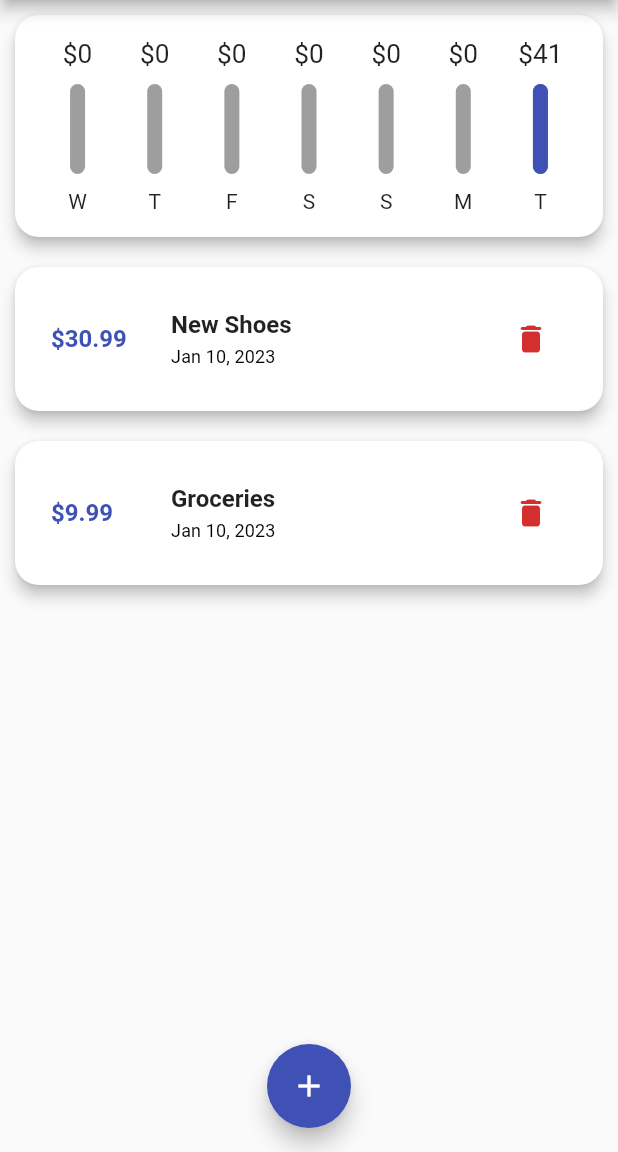
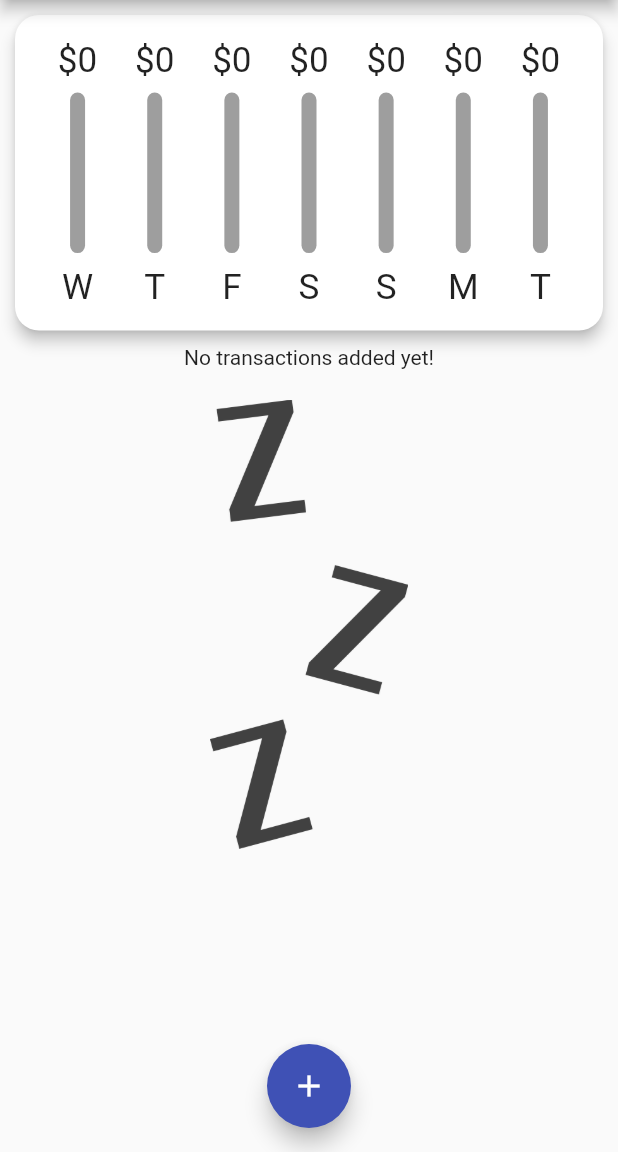
Before and after one commit to fathansantoso30/udemy_expense_tracker, a Flutter app: the screen it shows after launch, on a phone screen of 412 x 824 dp, the part 84-1236 px from its top. Run offline on Flutter 3.47's test engine with Material 2 defaults, Android fonts, the phone set to English and light mode, and no system bars.

Commit message:
final feature

```diff
--- a/lib/main.dart
+++ b/lib/main.dart
@@ -44,20 +44,21 @@ class MyHomePage extends StatefulWidget {
 class _MyHomePageState extends State<MyHomePage> {
   final titleController = TextEditingController();
   final amountController = TextEditingController();
+  bool _showChart = false;
 
   final List<Transaction> _transaction = [
-    Transaction(
-      id: '1',
-      title: 'New Shoes',
-      amount: 30.99,
-      date: DateTime.now(),
-    ),
-    Transaction(
-      id: '2',
-      title: 'Groceries',
-      amount: 9.99,
-      date: DateTime.now(),
-    ),
+    // Transaction(
+    //   id: '1',
+    //   title: 'New Shoes',
+    //   amount: 30.99,
+    //   date: DateTime.now(),
+    // ),
+    // Transaction(
+    //   id: '2',
+    //   title: 'Groceries',
+    //   amount: 9.99,
+    //   date: DateTime.now(),
+    // ),
   ];
 
   List<Transaction> get _recentTransactions {
@@ -105,9 +106,9 @@ class _MyHomePageState extends State<MyHomePage> {
 
   @override
   Widget build(BuildContext context) {
-    return SafeArea(
-      child: Scaffold(
-        appBar: AppBar(
+    final deviceSize = MediaQuery.of(context);
+    final isLandscape = deviceSize.orientation == Orientation.landscape;
+    var appBar2 = AppBar(
       title: const Text('Expense Tracker'),
       actions: [
         IconButton(
@@ -115,15 +116,55 @@ class _MyHomePageState extends State<MyHomePage> {
           icon: const Icon(Icons.add),
         ),
       ],
+    );
+    var txList = Container(
+      height: (deviceSize.size.height -
+              appBar2.preferredSize.height -
+              -deviceSize.padding.top) *
+          0.65,
+      child: TransactionList(
+        transaction: _transaction,
+        removeTransaction: _removeTransaction,
       ),
+    );
+    return SafeArea(
+      child: Scaffold(
+        appBar: appBar2,
         body: SingleChildScrollView(
           child: Column(
+            crossAxisAlignment: CrossAxisAlignment.stretch,
             children: [
-              Chart(recentTransactions: _recentTransactions),
-              TransactionList(
-                transaction: _transaction,
-                removeTransaction: _removeTransaction,
-              )
+              if (isLandscape)
+                Row(
+                  mainAxisAlignment: MainAxisAlignment.center,
+                  children: [
+                    const Text('Show Chart'),
+                    Switch(
+                        value: _showChart,
+                        onChanged: (val) {
+                          setState(() {
+                            _showChart = !_showChart;
+                          });
+                        }),
+                  ],
+                ),
+              if (isLandscape)
+                _showChart
+                    ? Container(
+                        height: (deviceSize.size.height -
+                                appBar2.preferredSize.height -
+                                deviceSize.padding.top) *
+                            0.7,
+                        child: Chart(recentTransactions: _recentTransactions))
+                    : txList,
+              if (!isLandscape)
+                Container(
+                    height: (deviceSize.size.height -
+                            appBar2.preferredSize.height -
+                            deviceSize.padding.top) *
+                        0.3,
+                    child: Chart(recentTransactions: _recentTransactions)),
+              if (!isLandscape) txList,
             ],
           ),
         ),
--- a/lib/widgets/chart_bar.dart
+++ b/lib/widgets/chart_bar.dart
@@ -13,17 +13,19 @@ class ChartBar extends StatelessWidget {
 
   @override
   Widget build(BuildContext context) {
+    return LayoutBuilder(
+      builder: (BuildContext context, BoxConstraints constraints) {
         return Column(
           children: [
             SizedBox(
-            height: 20,
-            child:
-                FittedBox(child: Text('\$${amountSpent.toStringAsFixed(0)}'))),
-        const SizedBox(
-          height: 10,
+                height: constraints.maxHeight * 0.15,
+                child: FittedBox(
+                    child: Text('\$${amountSpent.toStringAsFixed(0)}'))),
+            SizedBox(
+              height: constraints.maxHeight * 0.05,
             ),
             SizedBox(
-          height: 60,
+              height: constraints.maxHeight * 0.6,
               width: 10,
               child: Stack(
                 children: [
@@ -45,11 +47,15 @@ class ChartBar extends StatelessWidget {
                 ],
               ),
             ),
-        const SizedBox(
-          height: 10,
+            SizedBox(
+              height: constraints.maxHeight * 0.05,
             ),
-        Text(label),
+            SizedBox(
+                height: constraints.maxHeight * 0.15,
+                child: FittedBox(child: Text(label))),
           ],
+        );
+      },
     );
   }
 }
--- a/lib/widgets/transaction_list.dart
+++ b/lib/widgets/transaction_list.dart
@@ -12,19 +12,24 @@ class TransactionList extends StatelessWidget {
 
   @override
   Widget build(BuildContext context) {
-    return Container(
-      height: 500,
-      child: transaction.isEmpty
-          ? Column(
+    return transaction.isEmpty
+        ? LayoutBuilder(
+            builder: (BuildContext context, BoxConstraints constraints) {
+              return Column(
                 children: [
                   const Text('No transactions added yet!'),
                   const SizedBox(
                     height: 20,
                   ),
                   Container(
-                    height: 200,
-                    child: Image.asset('assets/images/waiting.png')),
+                      height: constraints.maxHeight * 0.6,
+                      child: Image.asset(
+                        'assets/images/waiting.png',
+                        fit: BoxFit.cover,
+                      )),
                 ],
+              );
+            },
           )
         : ListView.builder(
             itemCount: transaction.length,
@@ -36,8 +41,8 @@ class TransactionList extends StatelessWidget {
                   borderRadius: BorderRadius.circular(16),
                 ),
                 child: ListTile(
-                    contentPadding: const EdgeInsets.symmetric(
-                        vertical: 12, horizontal: 24),
+                  contentPadding:
+                      const EdgeInsets.symmetric(vertical: 12, horizontal: 24),
                   minLeadingWidth: 64,
                   leading: Column(
                     mainAxisAlignment: MainAxisAlignment.center,
@@ -70,7 +75,6 @@ class TransactionList extends StatelessWidget {
                 ),
               );
             },
-            ),
           );
   }
 }
```
Lines whose indentation alone changed are shown as unchanged.
